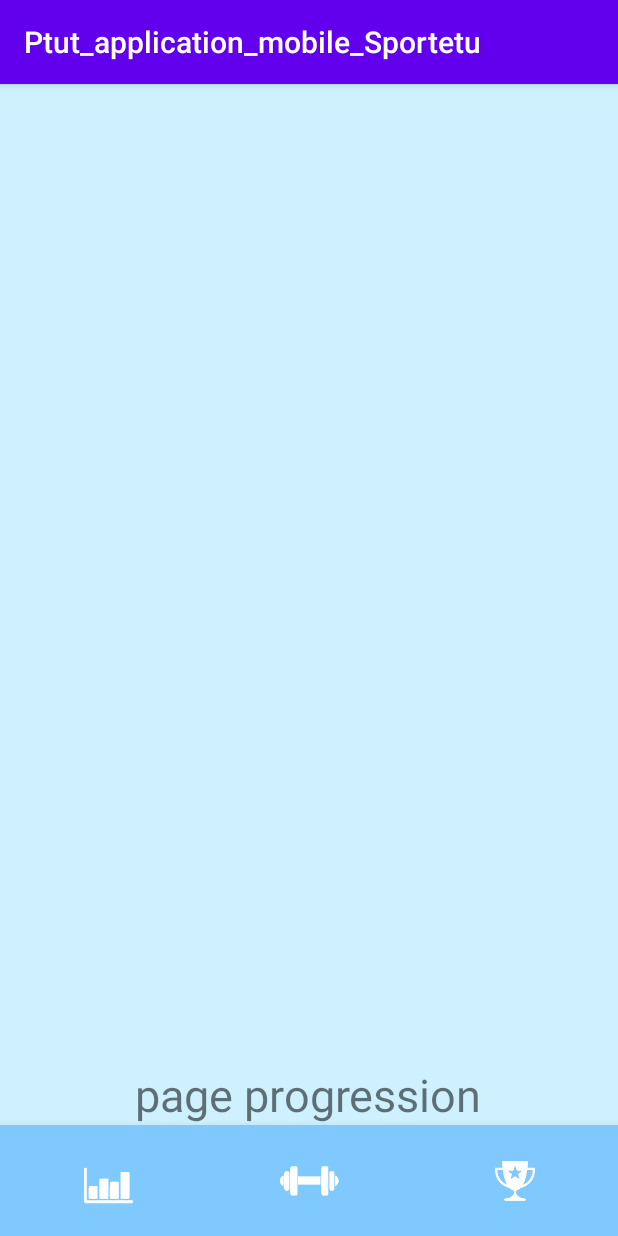
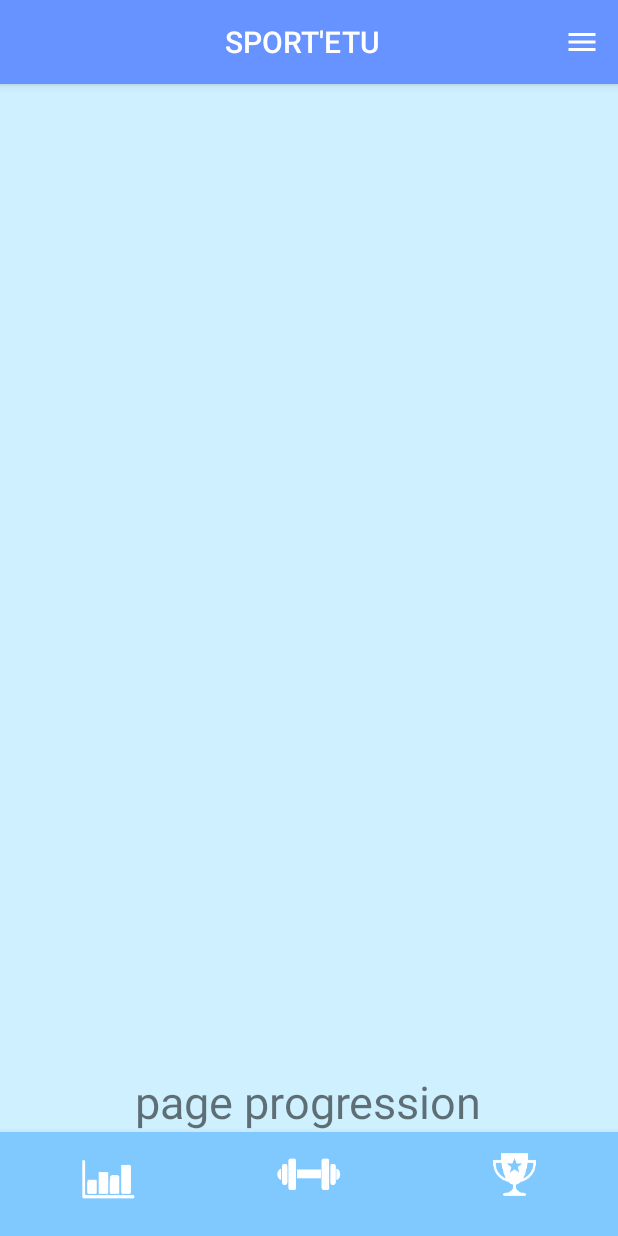
Before and after one commit to AmineOrdo/Sport-Etu, an Android app: the screen it shows after launch (MainActivity), on a phone screen of 412 x 824 dp. Run offline under Robolectric (Android 15) with nearby library versions, the phone set to English and light mode, and no system bars.

Commit message:
charte graphique 4

```diff
--- a/app/src/main/AndroidManifest.xml
+++ b/app/src/main/AndroidManifest.xml
@@ -1,6 +1,6 @@
 <?xml version="1.0" encoding="utf-8"?>
 <manifest xmlns:android="http://schemas.android.com/apk/res/android"
-    package="com.example.ptut_application_mobile_sportetu">
+    package="com.example.sportetu">
 
     <application
         android:allowBackup="true"
@@ -9,7 +9,7 @@
         android:roundIcon="@mipmap/ic_launcher_round"
         android:supportsRtl="true"
         android:theme="@style/AppTheme">
-        <activity android:name=".MainActivity">
+        <activity android:name="com.example.sportetu.MainActivity">
             <intent-filter>
                 <action android:name="android.intent.action.MAIN" />
 
--- /dev/null
+++ b/app/src/main/res/drawable/ic_baseline_menu_24.xml
@@ -0,0 +1,5 @@
+<vector android:height="24dp" android:tint="#FFFFFF"
+    android:viewportHeight="24" android:viewportWidth="24"
+    android:width="24dp" xmlns:android="http://schemas.android.com/apk/res/android">
+    <path android:fillColor="@android:color/white" android:pathData="M3,18h18v-2L3,16v2zM3,13h18v-2L3,11v2zM3,6v2h18L21,6L3,6z"/>
+</vector>
--- a/app/src/main/res/layout/activity_main.xml
+++ b/app/src/main/res/layout/activity_main.xml
@@ -5,7 +5,7 @@
     android:layout_width="match_parent"
     android:layout_height="match_parent"
     android:background="#CEF0FF"
-    tools:context=".MainActivity">
+    tools:context="com.example.sportetu.MainActivity">
 
 
     <FrameLayout
@@ -14,15 +14,32 @@
         android:id="@+id/fragment_container"
         android:layout_above="@+id/bottom_navigation"/>
 
+
+
     <com.google.android.material.bottomnavigation.BottomNavigationView
         android:id="@+id/bottom_navigation"
         android:layout_width="match_parent"
-        android:layout_height="74dp"
+        android:layout_height="wrap_content"
         android:layout_alignParentBottom="true"
         android:background="#7FC9FF"
-        app:itemIconSize="65dp"
+        app:itemIconSize="70dp"
         app:itemIconTint="#FFFFFF"
+        android:paddingBottom="13dp"
+        app:menu="@menu/bottom_navigation"
+        />
 
-        app:menu="@menu/bottom_navigation" />
+<androidx.appcompat.widget.Toolbar
+    android:layout_width="match_parent"
+    android:layout_height="wrap_content"
+    android:background="#6693ff"
+    android:elevation="4dp"
+    app:menu="@menu/top_navigation"
+    app:title="SPORT'ETU"
+    app:titleTextColor="#FFFFFF"
+    app:titleMarginStart="150dp"
+
+    />
+
+
 
 </RelativeLayout>
--- a/app/src/main/res/layout/fragment_entrainement.xml
+++ b/app/src/main/res/layout/fragment_entrainement.xml
@@ -4,7 +4,7 @@
     <TextView
         android:layout_width="wrap_content"
         android:layout_height="wrap_content"
-        android:text="page progression"
+        android:text="page entrainement"
         android:textSize="30dp"
         android:layout_centerInParent="true"/>
 
--- /dev/null
+++ b/app/src/main/res/menu/top_navigation.xml
@@ -0,0 +1,11 @@
+<?xml version="1.0" encoding="utf-8"?>
+<menu xmlns:android="http://schemas.android.com/apk/res/android"
+    xmlns:app="http://schemas.android.com/apk/res-auto">
+
+<item android:id="@+id/nav_menu"
+    android:icon="@drawable/ic_baseline_menu_24"
+    android:title="menu"
+    app:showAsAction="always"
+    />
+
+</menu>
--- a/app/src/main/res/values/styles.xml
+++ b/app/src/main/res/values/styles.xml
@@ -1,6 +1,6 @@
 <resources>
     <!-- Base application theme. -->
-    <style name="AppTheme" parent="Theme.AppCompat.Light.DarkActionBar">
+    <style name="AppTheme" parent="Theme.AppCompat.Light.NoActionBar">
         <!-- Customize your theme here. -->
         <item name="colorPrimary">@color/colorPrimary</item>
         <item name="colorPrimaryDark">@color/colorPrimaryDark</item>
```
Also changed, not shown: app/src/main/java/com/example/sportetu/EntrainementFragment.kt (renamed from app/src/main/java/com/example/ptut_application_mobile_sportetu/ProgressionFragment.kt, +6 -6 lines), app/src/main/java/com/example/sportetu/MainActivity.kt (renamed from app/src/main/java/com/example/ptut_application_mobile_sportetu/MainActivity.kt, +15 -6 lines), app/src/main/java/com/example/sportetu/ProgressionFragment.kt (renamed from app/src/main/java/com/example/ptut_application_mobile_sportetu/SuccesFragment.kt, +6 -6 lines), app/src/main/java/com/example/sportetu/SuccesFragment.kt (renamed from app/src/main/java/com/example/ptut_application_mobile_sportetu/EntrainementFragment.kt, +6 -6 lines), 4 other files.
